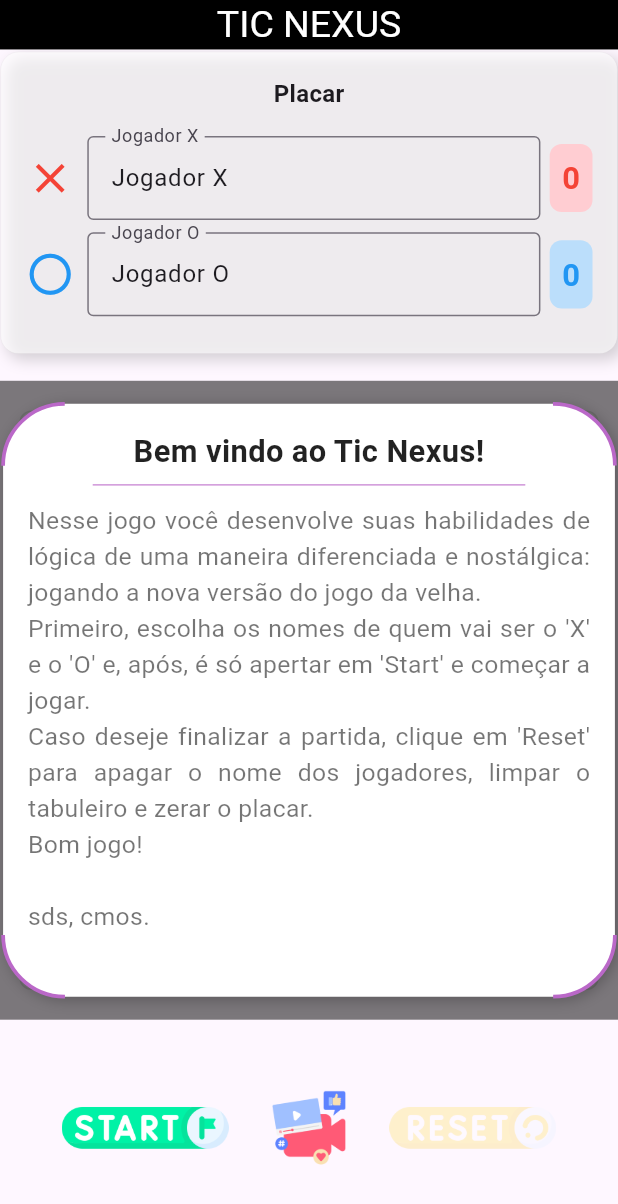
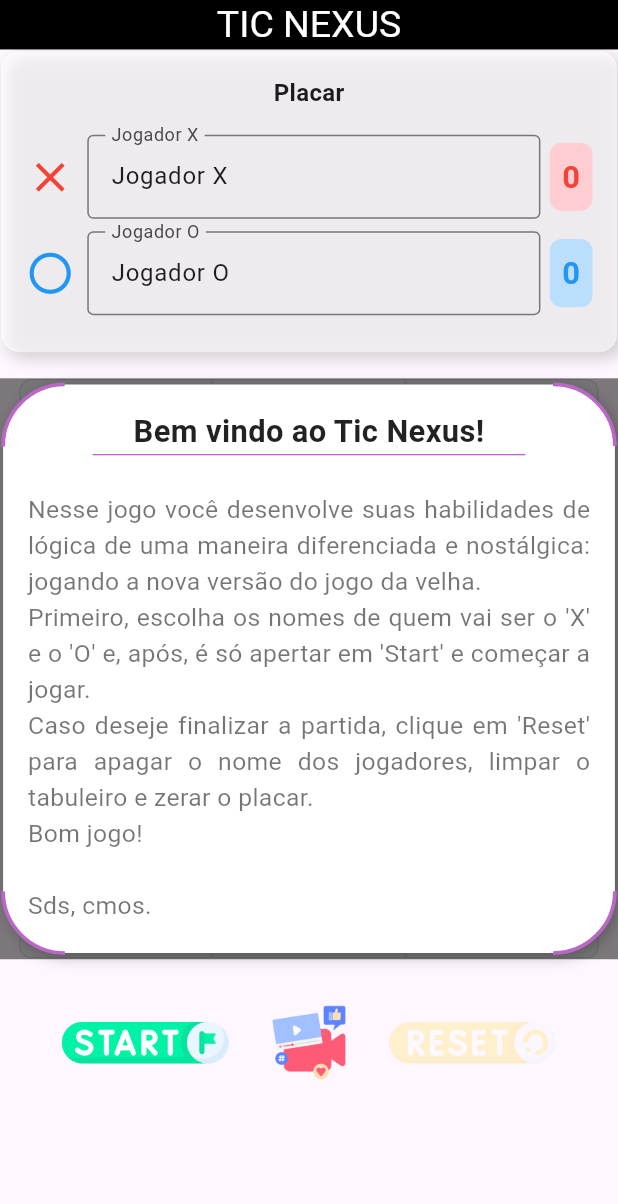
Before and after one commit to christian-marques/tic_nexus, a Flutter app: the screen it shows after launch, on a phone screen of 412 x 824 dp. Shown: the top 1204 px of the screen. Run offline on Flutter 3.47's test engine with Material 3 defaults, Android fonts, the light colour scheme and no system bars; our stand-ins replace google_mobile_ads; network calls fail.

Commit message:
Formatação visual

```diff
--- a/lib/models/tutorials.dart
+++ b/lib/models/tutorials.dart
@@ -11,10 +11,12 @@ class TutorialOverlay extends StatelessWidget {
     return Container(
       color: const Color.fromARGB(132, 0, 0, 0), // Fundo translúcido
       child: Center(
+        child: SingleChildScrollView( // Adicionado para permitir rolagem
           child: Stack(
             children: [
               Container(
                 width: screenWidth * 0.99,
+                height: screenHeight * 0.46,
                 padding: EdgeInsets.all(screenWidth * 0.04),
                 decoration: BoxDecoration(
                   color: Colors.white,
@@ -43,14 +45,14 @@ class TutorialOverlay extends StatelessWidget {
                           ),
                         ),
                         Container(
-                        margin: EdgeInsets.only(top: screenHeight * 0.01),
-                        height: 0.7,
+                          margin: EdgeInsets.only(top: screenHeight * 0.001),
+                          height: 0.9,
                           width: screenWidth * 0.7,
                           color: const Color.fromARGB(255, 186, 104, 200), // Cor lilás
                         ),
                       ],
                     ),
-                  SizedBox(height: screenHeight * 0.015),
+                    SizedBox(height: screenHeight * 0.03),
                     // Corpo do tutorial
                     Text(
                       """
@@ -59,8 +61,7 @@ Primeiro, escolha os nomes de quem vai ser o 'X' e o 'O' e, após, é só aperta
 Caso deseje finalizar a partida, clique em 'Reset' para apagar o nome dos jogadores, limpar o tabuleiro e zerar o placar.
 Bom jogo!
 
-sds, cmos.
-                    """,
+Sds, cmos.""",
                       textAlign: TextAlign.justify,
                       style: TextStyle(
                         fontSize: screenWidth * 0.04,
@@ -119,6 +120,7 @@ sds, cmos.
             ],
           ),
         ),
+      ),
     );
   }
 }
--- a/lib/pages/game.dart
+++ b/lib/pages/game.dart
@@ -149,12 +149,23 @@ class _GamePageState extends State<GamePage> {
         foregroundColor: Colors.white,
         toolbarHeight: screenHeight * 0.04,
       ),
-      body: Column(
-        mainAxisAlignment: MainAxisAlignment.spaceBetween,
+      resizeToAvoidBottomInset: true, // Permite o conteúdo se ajustar ao teclado
+      body: Stack(
+        children: [
+          // Conteúdo principal
+          SingleChildScrollView(
+            padding: EdgeInsets.only(
+              bottom: _bannerAd != null ? _bannerAd!.size.height.toDouble() : 0,
+            ),
+            child: Column(
+              mainAxisSize: MainAxisSize.min,
               children: [
                 // Placar
                 Padding(
-            padding: EdgeInsets.symmetric(vertical: screenHeight * 0.002, horizontal: screenWidth * 0.001),
+                  padding: EdgeInsets.symmetric(
+                    vertical: screenHeight * 0.001,
+                    horizontal: screenWidth * 0.001,
+                  ),
                   child: ScoreBoard(
                     players: [
                       PlayerSection(
@@ -180,19 +191,31 @@ class _GamePageState extends State<GamePage> {
                 ),
 
                 // Tabuleiro com tutorial
-          Expanded(
+                SizedBox(
+                  height: screenHeight * 0.47,
+                  // decoration: BoxDecoration(
+                  //   color: const Color.fromARGB(255, 204, 6, 6),
+                  //   border: Border(
+                  //     top: BorderSide(
+                  //       color: const Color.fromARGB(255, 7, 194, 17),
+                  //     ),
+                  //   ),
+                  // ),
                   child: Stack(
                     children: [
-                GameTable(gameLogic: _gameLogic), // Tabuleiro
+                      GameTable(gameLogic: _gameLogic),
                       if (isWaitingGameStart)
-                  TutorialOverlay(), // Adiciona o tutorial quando o jogo não está ativo
+                        const TutorialOverlay(),
                     ],
                   ),
                 ),
 
                 // Botões
                 Padding(
-            padding: EdgeInsets.symmetric(horizontal: screenWidth * 0.10, vertical: screenHeight * 0.02),
+                  padding: EdgeInsets.symmetric(
+                    horizontal: screenWidth * 0.10,
+                    vertical: screenHeight * 0.00,
+                  ),
                   child: Row(
                     mainAxisAlignment: MainAxisAlignment.spaceBetween,
                     children: [
@@ -218,15 +241,33 @@ class _GamePageState extends State<GamePage> {
                   ),
                 ),
 
-          // Banner Ad
+
+                // Banner Ad no final da página
                 if (_bannerAd != null)
-            SizedBox(
+                  Positioned(
+                    bottom: 0.0,
+                    left: 0,
+                    right: 0,
+                    child: Container(
                       width: _bannerAd!.size.width.toDouble(),
                       height: _bannerAd!.size.height.toDouble(),
+                      decoration: BoxDecoration(
+                        color: const Color.fromARGB(255, 196, 193, 193),
+                        border: Border(
+                          top: BorderSide(
+                            color: const Color.fromARGB(255, 185, 181, 181),
+                          ),
+                        ),
+                      ),
                       child: AdWidget(ad: _bannerAd!),
+                    ),
+                  ),
+              ],
+            ),
           ),
         ],
       ),
     );
   }
+
 }
```
Lines whose indentation alone changed are shown as unchanged.
